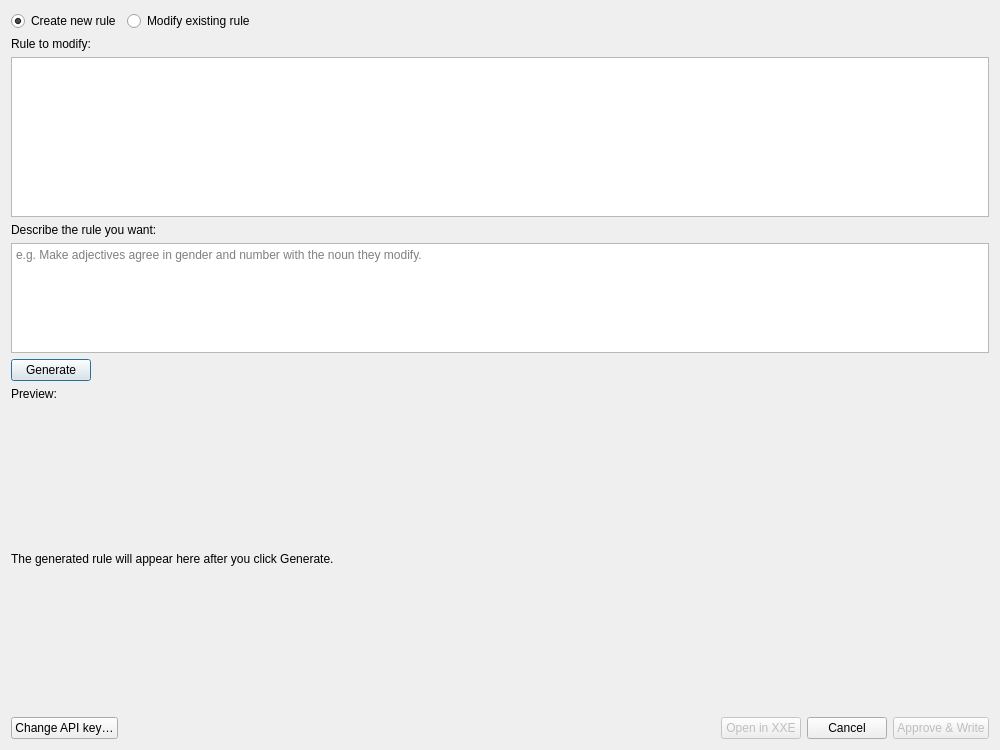
Before: the Qt Designer form Dev/Lib/Windows/WorkOnRulesWithAIWindow.ui in rmlockwood/FLExTrans, drawn with Qt 5.
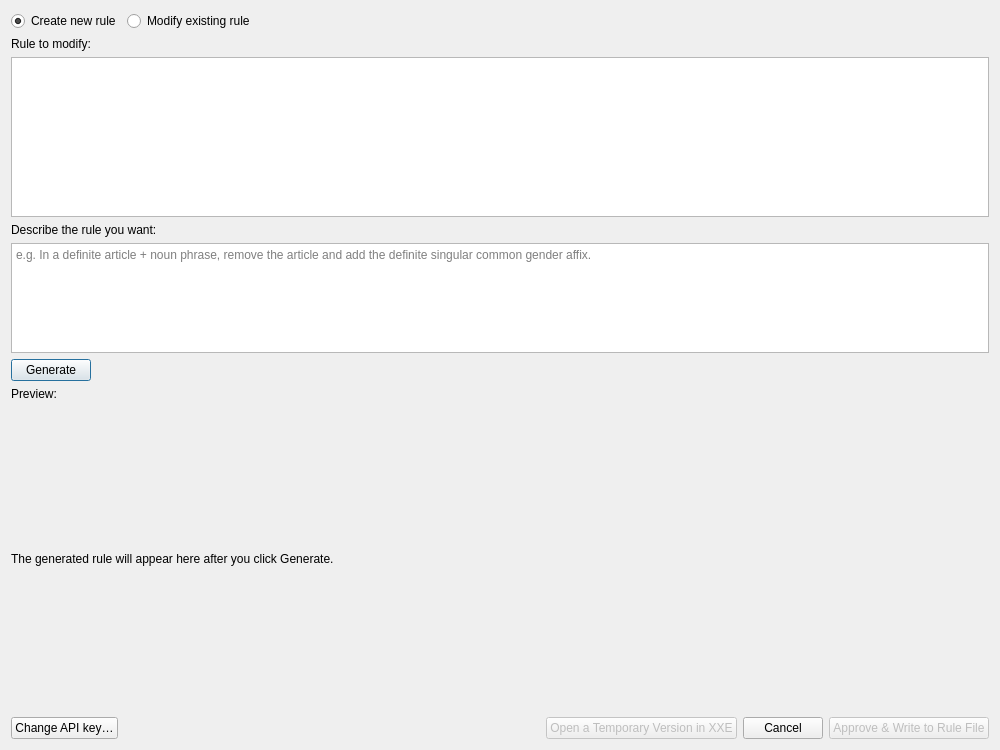
After: the same form once the commit is applied.

What changed in the file:
```diff
--- a/Dev/Lib/Windows/WorkOnRulesWithAIWindow.ui
+++ b/Dev/Lib/Windows/WorkOnRulesWithAIWindow.ui
@@ -87,7 +87,7 @@
       </size>
      </property>
      <property name="placeholderText">
-      <string>e.g. Make adjectives agree in gender and number with the noun they modify.</string>
+      <string>e.g. In a definite article + noun phrase, remove the article and add the definite singular common gender affix.</string>
      </property>
     </widget>
    </item>
@@ -178,7 +178,7 @@
         <bool>false</bool>
        </property>
        <property name="text">
-        <string>Open in XXE</string>
+        <string>Open a Temporary Version in XXE</string>
        </property>
       </widget>
      </item>
@@ -195,7 +195,7 @@
         <bool>false</bool>
        </property>
        <property name="text">
-        <string>Approve &amp;&amp; Write</string>
+        <string>Approve &amp;&amp; Write to Rule File</string>
        </property>
       </widget>
      </item>
```
Left out of the diff: 3 changed lines with no effect on the pictures.
